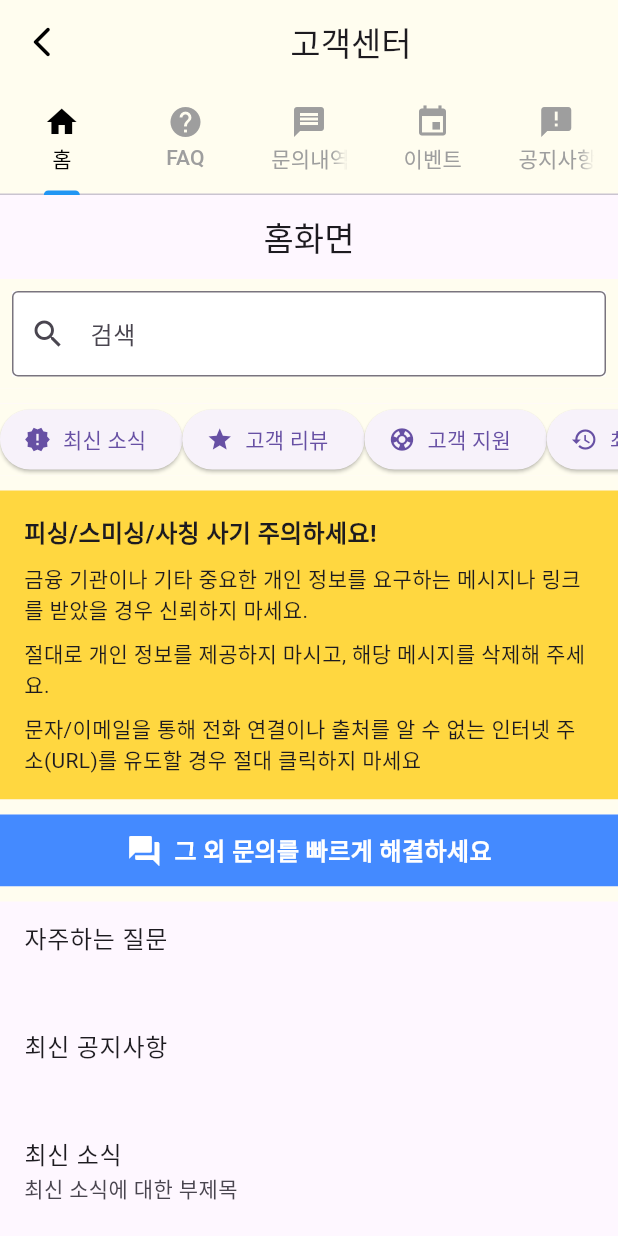
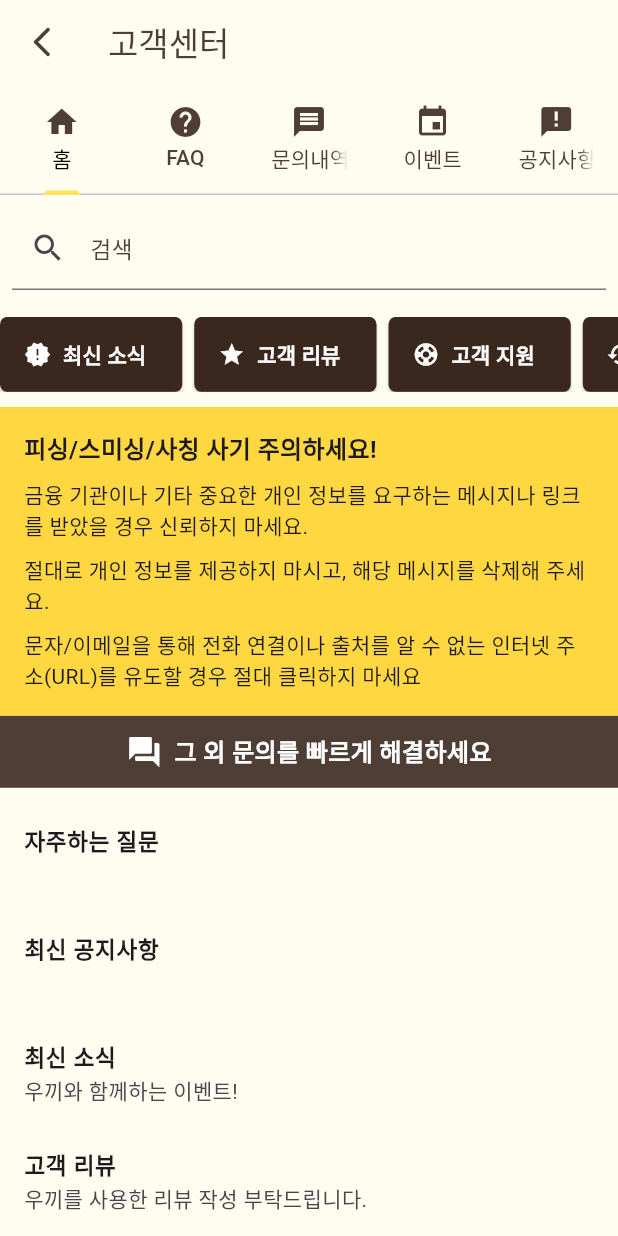
Before and after one commit to vvyejivv/wooki, a Flutter app: the MainScreens screen opened directly, on a phone screen of 412 x 824 dp. Run offline on Flutter 3.47's test engine with Material 3 defaults, Android fonts, the phone set to English and light mode, and no system bars; our stand-ins replace cloud_firestore, file_picker, firebase_auth, firebase_core, firebase_dynamic_links, firebase_storage and 10 more; missing offline and left inert: flutter_naver_login, kakao_flutter_sdk, kakao_flutter_sdk_common, mailer; accounts and stored records are empty; Roboto replaces fonts that are missing (Pretendard); project files that could hold a hidden picture were left out.

Commit message:
240605 고객센터 UI 최종수정

```diff
--- a/lib/CustomerServiceCenter/event_card.dart
+++ b/lib/CustomerServiceCenter/event_card.dart
@@ -13,6 +13,7 @@ class EventCard extends StatelessWidget {
   Widget build(BuildContext context) {
     // 이벤트 정보를 표시하는 Card 위젯을 반환합니다.
     return Card(
+      color: Color(0xFF4E3E36),
       elevation: 4, // 그림자의 높이를 설정합니다.
       margin: EdgeInsets.symmetric(vertical: 8, horizontal: 16), // 카드의 여백을 설정합니다.
       shape: RoundedRectangleBorder( // 카드의 모서리를 둥글게 만듭니다.
@@ -35,12 +36,12 @@ class EventCard extends StatelessWidget {
             children: [
               Text(
                 event['eventName'], // 이벤트 이름을 표시합니다.
-                style: TextStyle(fontSize: 18.0, fontWeight: FontWeight.bold), // 텍스트 스타일을 설정합니다.
+                style: TextStyle(fontSize: 18.0, fontWeight: FontWeight.bold, color: Colors.white), // 텍스트 스타일을 설정합니다.
               ),
               SizedBox(height: 8.0), // 위젯 간 간격을 설정합니다.
               Text(
                 event['description'], // 이벤트 설명을 표시합니다.
-                style: TextStyle(fontSize: 14.0), // 텍스트 스타일을 설정합니다.
+                style: TextStyle(fontSize: 14.0, color: Colors.white), // 텍스트 스타일을 설정합니다.
               ),
             ],
           ),
--- a/lib/CustomerServiceCenter/home_screen.dart
+++ b/lib/CustomerServiceCenter/home_screen.dart
@@ -95,14 +95,6 @@ class _HomeScreenState extends State<ToHomeScreen> {
   @override
   Widget build(BuildContext context) {
     return Scaffold(
-      appBar: AppBar(
-        //backgroundColor: Color(0xFFFFFDEF),
-        title: const Text(
-          '홈화면',
-          textAlign: TextAlign.center,
-        ),
-        centerTitle: true,
-      ),
       body: Column(
         children: [
           // 검색 바
@@ -111,15 +103,34 @@ class _HomeScreenState extends State<ToHomeScreen> {
             padding: const EdgeInsets.all(8.0),
             child: Center(
               child: Container(
-                width: 500,
-                color: Colors.white,
                 child: TextField(
                   onChanged: filterList, // 검색어 변경 시 필터링 함수 호출
                   decoration: InputDecoration(
                     labelText: '검색',
+                    labelStyle: TextStyle(
+                      fontSize: 15, // 원하는 글씨 크기
+                      fontFamily: 'Pretendard',
+                      fontWeight: FontWeight.w500,
+                      color: Color(0xff4E3E36), // 텍스트 색상 (필요한 경우)
+                    ),
                     hintText: '검색어를 입력하세요',
+                    hintStyle: TextStyle(
+                      fontSize: 13, // 힌트 텍스트 크기
+                      fontFamily: 'Pretendard',
+                      fontWeight: FontWeight.w400,
+                      color: Colors.grey, // 힌트 텍스트 색상
+                    ),
                     prefixIcon: Icon(Icons.search),
-                    border: OutlineInputBorder(),
+                    border: UnderlineInputBorder(
+                      borderSide: BorderSide(
+                        color: Color(0xff3A281F), // 밑줄 색상
+                      ),
+                    ),
+                    focusedBorder: UnderlineInputBorder(
+                      borderSide: BorderSide(
+                        color: Color(0xff3A281F), // 포커스된 밑줄 색상
+                      ),
+                    ),
                   ),
                 ),
               ),
@@ -137,10 +148,13 @@ class _HomeScreenState extends State<ToHomeScreen> {
               child: Row(
                 mainAxisAlignment: MainAxisAlignment.spaceEvenly,
                 children: featureButtons.map((button) {
-                  return _buildFeatureButton(
-                    icon: button.icon,
-                    label: button.label,
-                    onPressed: () => button.onPressed(context),
+                  return Padding(
+                    padding: const EdgeInsets.only(right: 8.0),
+                    child: _buildFeatureButton(
+                      icon: button.icon,
+                      label: button.label,
+                      onPressed: () => button.onPressed(context),
+                    ),
                   );
                 }).toList(),
               ),
@@ -177,7 +191,7 @@ class _HomeScreenState extends State<ToHomeScreen> {
               ],
             ),
           ),
-          SizedBox(height: 10,child: Container(color: Color(0xFFFFFDEF),),),
+          SizedBox(child: Container(color: Color(0xFFFFFDEF),),),
           // 그 외 문의 빠르게 해결하세요 메시지
           GestureDetector(
             onTap: () {
@@ -189,7 +203,7 @@ class _HomeScreenState extends State<ToHomeScreen> {
             },
             child: Container(
               padding: EdgeInsets.symmetric(horizontal: 16, vertical: 12),
-              color: Colors.blueAccent, // 배경색 설정
+              color: Color(0xFF4E3E36), // 배경색 설정
               child: Row(
                 mainAxisAlignment: MainAxisAlignment.center,
                 children: [
@@ -242,9 +256,19 @@ class _HomeScreenState extends State<ToHomeScreen> {
                       );
                     }
                   },
-                  child: ListTile(
-                    title: Text(filteredItems[index]),
-                    subtitle: Text(_getSubtitle(filteredItems[index])),
+                  child: Container(
+                    color: Color(0xFFFFFDEF),
+                    child: ListTile(
+                      title: Text(
+                          filteredItems[index],
+                        style: TextStyle(
+                          fontWeight: FontWeight.bold,
+                          fontSize: 15,
+                        ),
+                      ),
+                      subtitle: Text(
+                          _getSubtitle(filteredItems[index])),
+                    ),
                   ),
                 );
               },
@@ -263,8 +287,16 @@ class _HomeScreenState extends State<ToHomeScreen> {
   }) {
     return ElevatedButton.icon(
       onPressed: onPressed,
-      icon: Icon(icon),
-      label: Text(label),
+      icon: Icon(icon, color: Colors.white),
+      label: Text(label,style: TextStyle(color: Colors.white, fontWeight: FontWeight.bold),),
+      style: ElevatedButton.styleFrom(
+        backgroundColor: Color(0xFF3A281F),
+        foregroundColor: Color(0xFF3A281F),
+        minimumSize: Size(80, 50),
+        shape: RoundedRectangleBorder(
+          borderRadius: BorderRadius.circular(5),
+        ),
+      ),
     );
   }
 
@@ -273,13 +305,13 @@ class _HomeScreenState extends State<ToHomeScreen> {
     // Define your logic here to generate subtitles based on the item.
     // This is just a placeholder example:
     if (item.contains('최신 소식')) {
-      return '최신 소식에 대한 부제목';
+      return '우끼와 함께하는 이벤트!';
     } else if (item.contains('고객 리뷰')) {
-      return '고객 리뷰에 대한 부제목';
+      return '우끼를 사용한 리뷰 작성 부탁드립니다.';
     } else if (item.contains('고객 지원')) {
-      return '고객 지원에 대한 부제목';
+      return '고객 지원';
     } else if (item.contains('최근 활동')) {
-      return '최근 활동에 대한 부제목';
+      return '최근 활동';
     } else {
       return ''; // Return an empty string if no specific subtitle is defined.
     }
@@ -316,7 +348,10 @@ class CustomerReviewsScreen extends StatelessWidget {
   Widget build(BuildContext context) {
     return Scaffold(
       backgroundColor: Color(0xFFFFFDEF),
-      appBar: AppBar(title: Text('고객 리뷰')),
+      appBar: AppBar(
+          title: Text('고객 리뷰'),
+          backgroundColor: Color(0xFFFFFDEF)
+      ),
       body: Center(child: Text('고객 리뷰 화면')),
     );
   }
@@ -327,7 +362,10 @@ class CustomerSupportScreen extends StatelessWidget {
   Widget build(BuildContext context) {
     return Scaffold(
       backgroundColor: Color(0xFFFFFDEF),
-      appBar: AppBar(title: Text('고객 지원')),
+      appBar: AppBar(
+          title: Text('고객 지원'),
+          backgroundColor: Color(0xFFFFFDEF)
+      ),
       body: Center(child: Text('고객 지원 화면')),
     );
   }
@@ -338,7 +376,10 @@ class RecentActivitiesScreen extends StatelessWidget {
   Widget build(BuildContext context) {
     return Scaffold(
       backgroundColor: Color(0xFFFFFDEF),
-      appBar: AppBar(title: Text('최근 활동')),
+      appBar: AppBar(
+          title: Text('최근 활동'),
+          backgroundColor: Color(0xFFFFFDEF)
+      ),
       body: Center(child: Text('최근 활동 화면')),
     );
   }
--- a/lib/CustomerServiceCenter/main_screens.dart
+++ b/lib/CustomerServiceCenter/main_screens.dart
@@ -57,38 +57,47 @@ class _MainScreensState extends State<MainScreens>
   Widget build(BuildContext context) {
     return Scaffold(
       appBar: AppBar(
-        title: Center(child: const Text('고객센터')), // 앱 바 타이틀을 가운데로 정렬
+        title: Text(
+            '고객센터',
+            style: TextStyle(color: Color(0xFF4E3E36), fontWeight: FontWeight.w500)
+        ), // 앱 바 타이틀을 가운데로 정렬
         backgroundColor: Color(0xFFFFFDEF),
         leading: IconButton(
           icon:
-          const Icon(Icons.arrow_back_ios_new_rounded, color: Colors.black),
+          const Icon(Icons.arrow_back_ios_new_rounded, color: Color(0xFF4E3E36)),
           // 뒤로 가기 아이콘
           onPressed: () {
+            if (email != null) {
               Navigator.push(
                 context,
                 MaterialPageRoute(
                   builder: (context) => MapScreen(
-                  userId: '',
+                    userId: email!, // 여기서 email은 null이 아님
                   ),
                 ),
               );
+            } else {
+              // email이 null일 때의 처리 로직
+              ScaffoldMessenger.of(context).showSnackBar(
+                  SnackBar(content: Text("이메일 정보가 필요합니다. 로그인을 확인해주세요.")));
+            }
           },
         ),
         bottom: TabBar(
           controller: _tabController,
           // 탭 컨트롤러 설정
-          indicatorColor: Colors.blue,
+          indicatorColor: Color(0xFFFFE458),
           // 선택된 탭 아래 인디케이터 색상
           labelColor: Colors.black,
           // 선택된 탭 라벨 색상
-          unselectedLabelColor: Colors.grey,
+          unselectedLabelColor: Color(0xFF4E3E36),
           // 선택되지 않은 탭 라벨 색상
           tabs: [
-            Tab(icon: Icon(Icons.home), text: '홈'), // 홈 탭
-            Tab(icon: Icon(Icons.help), text: 'FAQ'), // FAQ 탭
-            Tab(icon: Icon(Icons.message), text: '문의내역'), // 문의내역 탭
-            Tab(icon: Icon(Icons.event), text: '이벤트'), // 고객의 소리 탭
-            Tab(icon: Icon(Icons.announcement), text: '공지사항'), // 공지사항 탭
+            Tab(icon: Icon(Icons.home, color: Color(0xFF4E3E36),), text: '홈'), // 홈 탭
+            Tab(icon: Icon(Icons.help, color: Color(0xFF4E3E36)), text: 'FAQ'), // FAQ 탭
+            Tab(icon: Icon(Icons.message, color: Color(0xFF4E3E36)), text: '문의내역'), // 문의내역 탭
+            Tab(icon: Icon(Icons.event, color: Color(0xFF4E3E36)), text: '이벤트'), // 고객의 소리 탭
+            Tab(icon: Icon(Icons.announcement, color: Color(0xFF4E3E36)), text: '공지사항'), // 공지사항 탭
           ],
         ),
       ),
```
Also changed, not shown: lib/CustomerServiceCenter/announcement.dart (+10 -5 lines), lib/CustomerServiceCenter/asked_questions.dart (+54 -18 lines), lib/CustomerServiceCenter/event_page.dart (+2 -7 lines), lib/CustomerServiceCenter/user_chat_screen.dart (+2 -5 lines). Lines whose indentation alone changed are shown as unchanged.
